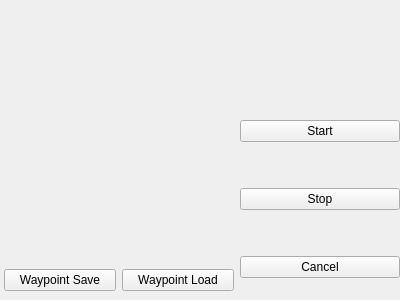
uhobeike/ike_nav, file ike_nav_rviz_plugins/src/ui/ike_nav.ui: the form before one commit.
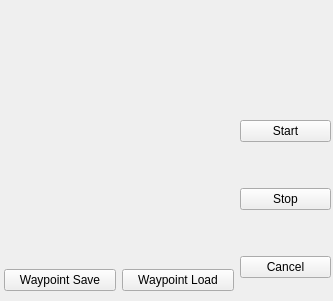
The form after the commit.

```diff
--- a/ike_nav_rviz_plugins/src/ui/ike_nav.ui
+++ b/ike_nav_rviz_plugins/src/ui/ike_nav.ui
@@ -6,8 +6,8 @@
    <rect>
     <x>0</x>
     <y>0</y>
-    <width>400</width>
-    <height>300</height>
+    <width>333</width>
+    <height>301</height>
    </rect>
   </property>
   <property name="windowTitle">
@@ -18,7 +18,7 @@
     <rect>
      <x>240</x>
      <y>80</y>
-     <width>160</width>
+     <width>91</width>
      <height>240</height>
     </rect>
    </property>
```
Left out of the diff: 15 changed lines with no effect on the pictures.
